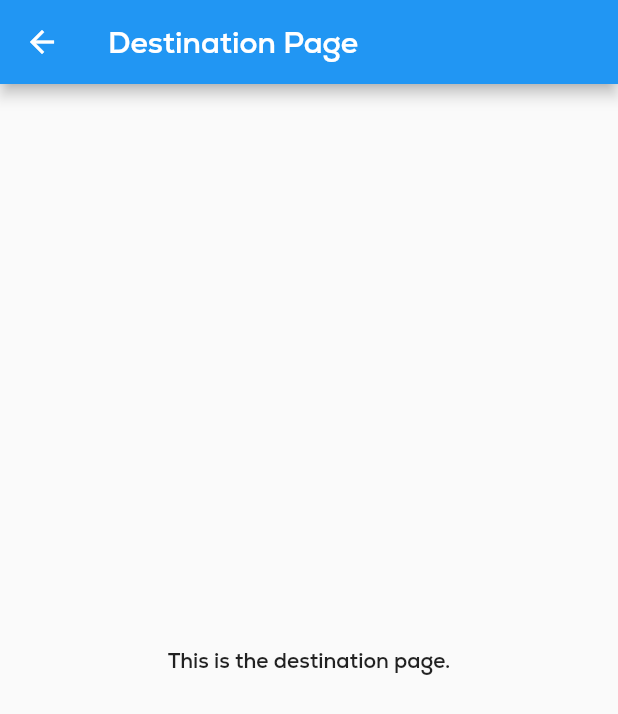
After one commit to AswinKalathil/nss_connect, a Flutter app: the DestinationPage screen opened directly, on a phone screen of 412 x 824 dp. The commit adds this screen. Shown: the top 714 px of the screen. Run offline on Flutter 3.47's test engine with Material 2 defaults, Android fonts, the light colour scheme and no system bars.

Commit message:
changes made
login button, forgot password, dropdown box added.Destination file created

```diff
--- /dev/null
+++ b/nss_connect/lib/Secretary.dart
@@ -0,0 +1,17 @@
+import 'package:flutter/material.dart';
+
+class DestinationPage extends StatelessWidget {
+  const DestinationPage({super.key});
+
+  @override
+  Widget build(BuildContext context) {
+    return Scaffold(
+      appBar: AppBar(
+        title: Text('Destination Page'),
+      ),
+      body: Center(
+        child: Text('This is the destination page.'),
+      ),
+    );
+  }
+}
```
Also changed, not shown: nss_connect/lib/login.dart (+86 -3 lines), nss_connect/pubspec.lock.
